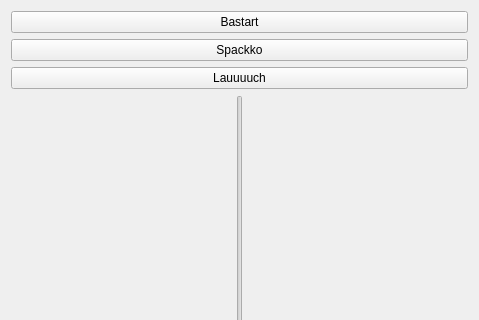
This is src/forms/tut.ui in philko4711/jp_cute2 as Qt 5 draws it before an edit; both pictures show x 0 to 479 and y 0 to 320 of the 479 by 515 pixel window. The edited form follows.
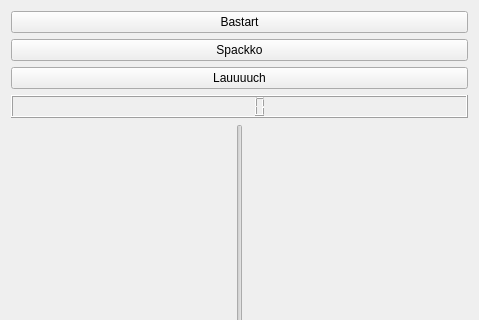
This is the edited form.

Commit message: Added a LCDFUCKING NUMBAAAA

What changed in the file:
```diff
--- a/src/forms/tut.ui
+++ b/src/forms/tut.ui
@@ -13,7 +13,7 @@
   <property name="windowTitle">
    <string>Form</string>
   </property>
-  <layout class="QHBoxLayout" name="horizontalLayout_2">
+  <layout class="QVBoxLayout" name="verticalLayout_2">
    <item>
     <layout class="QVBoxLayout" name="verticalLayout">
      <item>
@@ -37,6 +37,9 @@
        </property>
       </widget>
      </item>
+     <item>
+      <widget class="QLCDNumber" name="lcdNumber"/>
+     </item>
      <item>
       <layout class="QHBoxLayout" name="horizontalLayout">
        <item>
```
Left out of the diff: 19 changed lines with no effect on the pictures.
